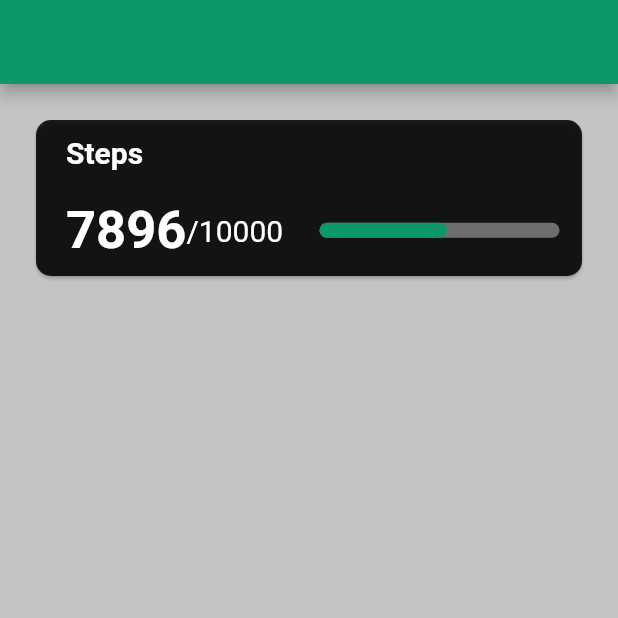
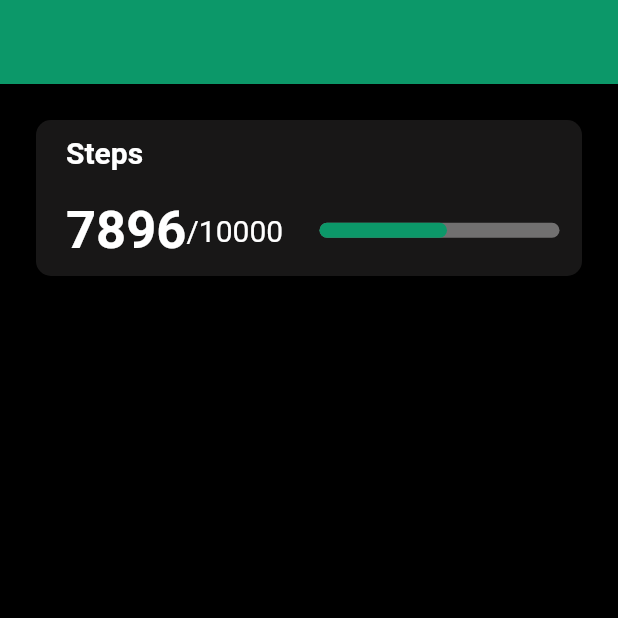
Before and after one commit to GAURCODER/fit-app, a Flutter app: the screen it shows after launch, on a phone screen of 412 x 824 dp, the top half of it. Run offline on Flutter 3.47's test engine with Material 2 defaults, Android fonts, the phone set to English and light mode, and no system bars.

Commit message:
background color

```diff
--- a/lib/constants.dart
+++ b/lib/constants.dart
@@ -2,7 +2,7 @@ import 'package:flutter/material.dart';
 
 const kPrimaryColor = Color(0xFF0C9869);
 const kTextColor = Color(0xFF3C4046);
-const kBackgroundColor = Color.fromARGB(170, 166, 166, 169);
+const kBackgroundColor = Colors.black;
 
 const double kDefaultPadding = 20.0;
 const double kDefaultMargin = 20.0;
--- a/lib/screens/home/components/body.dart
+++ b/lib/screens/home/components/body.dart
@@ -16,7 +16,7 @@ Widget _buildRow() {
   return Container(
     padding: const EdgeInsets.all(kDefaultPadding),
     child: Card(
-      color: Colors.black87,
+      color: Color.fromRGBO(243, 234, 234, 0.1),
       shape: RoundedRectangleBorder(borderRadius: BorderRadius.circular(10.0)),
       child: Column(
         mainAxisSize: MainAxisSize.max,
```
